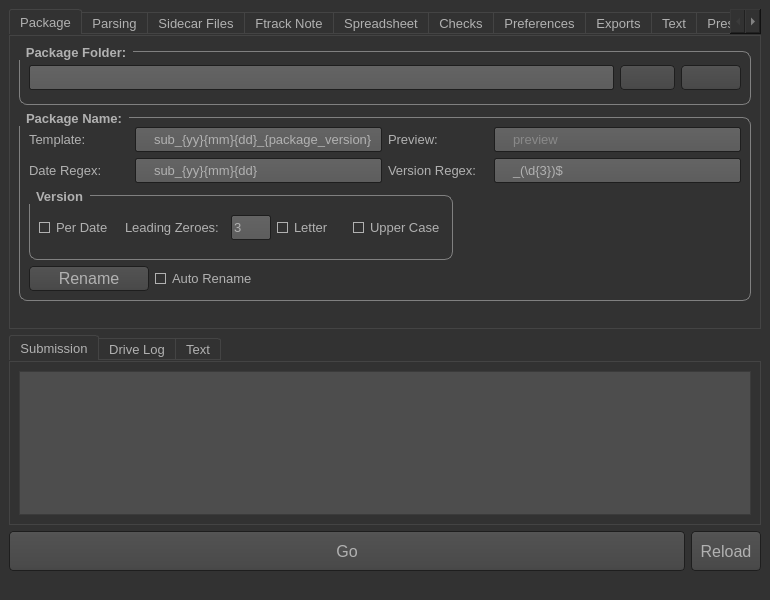
Old version of the form submission.ui in the repository jrsndl/SubmissionHelper.
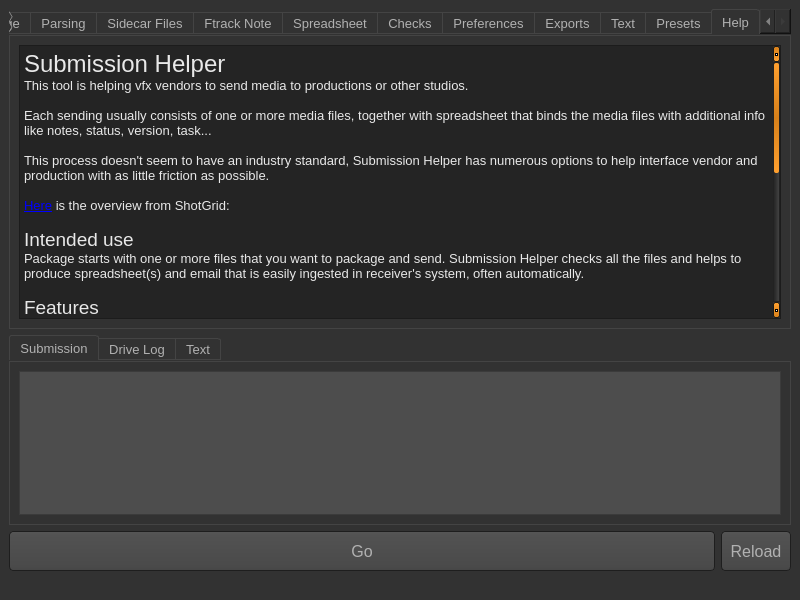
New version of the form. The open tabs and pages were chosen to show the change. Icons and pictures are not drawn.

What changed in the file:
```diff
--- a/submission.ui
+++ b/submission.ui
@@ -6,7 +6,7 @@
    <rect>
     <x>0</x>
     <y>0</y>
-    <width>770</width>
+    <width>800</width>
     <height>600</height>
    </rect>
   </property>
@@ -18,7 +18,7 @@
   </property>
   <property name="minimumSize">
    <size>
-    <width>770</width>
+    <width>800</width>
     <height>600</height>
    </size>
   </property>
@@ -704,7 +704,7 @@
   <widget class="QWidget" name="centralwidget">
    <property name="minimumSize">
     <size>
-     <width>770</width>
+     <width>800</width>
      <height>580</height>
     </size>
    </property>
@@ -727,7 +727,7 @@
         </property>
         <property name="minimumSize">
          <size>
-          <width>750</width>
+          <width>780</width>
           <height>320</height>
          </size>
         </property>
@@ -1190,6 +1190,9 @@
                           <property name="text">
                            <string>Per Date</string>
                           </property>
+                          <property name="checked">
+                           <bool>true</bool>
+                          </property>
                          </widget>
                         </item>
                         <item>
@@ -1257,6 +1260,9 @@
                           <property name="text">
                            <string>Letter</string>
                           </property>
+                          <property name="checked">
+                           <bool>true</bool>
+                          </property>
                          </widget>
                         </item>
                         <item>
@@ -7592,6 +7598,56 @@
           </item>
          </layout>
         </widget>
+        <widget class="QWidget" name="tab_14">
+         <attribute name="title">
+          <string>Help</string>
+         </attribute>
+         <layout class="QHBoxLayout" name="horizontalLayout_91">
+          <item>
+           <widget class="QTextEdit" name="textEdit">
+            <property name="html">
+             <string>&lt;!DOCTYPE HTML PUBLIC &quot;-//W3C//DTD HTML 4.0//EN&quot; &quot;http://www.w3.org/TR/REC-html40/strict.dtd&quot;&gt;
+&lt;html&gt;&lt;head&gt;&lt;meta name=&quot;qrichtext&quot; content=&quot;1&quot; /&gt;&lt;style type=&quot;text/css&quot;&gt;
+p, li { white-space: pre-wrap; }
+&lt;/style&gt;&lt;/head&gt;&lt;body style=&quot; font-family:'MS Shell Dlg 2'; font-size:10pt; font-weight:400; font-style:normal;&quot;&gt;
+&lt;p style=&quot; margin-top:0px; margin-bottom:0px; margin-left:0px; margin-right:0px; -qt-block-indent:0; text-indent:0px;&quot;&gt;&lt;span style=&quot; font-size:18pt; color:#e8e8e8;&quot;&gt;Submission Helper&lt;/span&gt;&lt;/p&gt;
+&lt;p style=&quot; margin-top:0px; margin-bottom:0px; margin-left:0px; margin-right:0px; -qt-block-indent:0; text-indent:0px;&quot;&gt;&lt;span style=&quot; color:#e8e8e8;&quot;&gt;This tool is helping vfx vendors to send media to productions or other studios.&lt;/span&gt;&lt;/p&gt;
+&lt;p style=&quot;-qt-paragraph-type:empty; margin-top:0px; margin-bottom:0px; margin-left:0px; margin-right:0px; -qt-block-indent:0; text-indent:0px; color:#e8e8e8;&quot;&gt;&lt;br /&gt;&lt;/p&gt;
+&lt;p style=&quot; margin-top:0px; margin-bottom:0px; margin-left:0px; margin-right:0px; -qt-block-indent:0; text-indent:0px;&quot;&gt;&lt;span style=&quot; color:#e8e8e8;&quot;&gt;Each sending usually consists of one or more media files, together with spreadsheet that binds the media files with additional info like notes, status, version, task...&lt;/span&gt;&lt;/p&gt;
+&lt;p style=&quot;-qt-paragraph-type:empty; margin-top:0px; margin-bottom:0px; margin-left:0px; margin-right:0px; -qt-block-indent:0; text-indent:0px; color:#e8e8e8;&quot;&gt;&lt;br /&gt;&lt;/p&gt;
+&lt;p style=&quot; margin-top:0px; margin-bottom:0px; margin-left:0px; margin-right:0px; -qt-block-indent:0; text-indent:0px;&quot;&gt;&lt;span style=&quot; color:#e8e8e8;&quot;&gt;This process doesn't seem to have an industry standard, Submission Helper has numerous options to help interface vendor and production with as little friction as possible.&lt;/span&gt;&lt;/p&gt;
+&lt;p style=&quot;-qt-paragraph-type:empty; margin-top:0px; margin-bottom:0px; margin-left:0px; margin-right:0px; -qt-block-indent:0; text-indent:0px; color:#e8e8e8;&quot;&gt;&lt;br /&gt;&lt;/p&gt;
+&lt;p style=&quot; margin-top:0px; margin-bottom:0px; margin-left:0px; margin-right:0px; -qt-block-indent:0; text-indent:0px;&quot;&gt;&lt;a href=&quot;https://knowledge.autodesk.com/support/shotgrid/getting-started/caas/CloudHelp/cloudhelp/ENU/SG-Tutorials/files/SG-Tutorials-tu-submission-overview-html-html.html&quot;&gt;&lt;span style=&quot; text-decoration: underline; color:#0000ff;&quot;&gt;Here&lt;/span&gt;&lt;/a&gt;&lt;span style=&quot; color:#e8e8e8;&quot;&gt; is the overview from ShotGrid:&lt;/span&gt;&lt;/p&gt;
+&lt;p style=&quot;-qt-paragraph-type:empty; margin-top:0px; margin-bottom:0px; margin-left:0px; margin-right:0px; -qt-block-indent:0; text-indent:0px;&quot;&gt;&lt;br /&gt;&lt;/p&gt;
+&lt;p style=&quot; margin-top:0px; margin-bottom:0px; margin-left:0px; margin-right:0px; -qt-block-indent:0; text-indent:0px;&quot;&gt;&lt;span style=&quot; font-size:14pt; color:#e8e8e8;&quot;&gt;Intended use&lt;/span&gt;&lt;/p&gt;
+&lt;p style=&quot; margin-top:0px; margin-bottom:0px; margin-left:0px; margin-right:0px; -qt-block-indent:0; text-indent:0px;&quot;&gt;&lt;span style=&quot; color:#e8e8e8;&quot;&gt;Package starts with one or more files that you want to package and send. Submission Helper checks all the files and helps to produce spreadsheet(s) and email that is easily ingested in receiver's system, often automatically.&lt;/span&gt;&lt;/p&gt;
+&lt;p style=&quot;-qt-paragraph-type:empty; margin-top:0px; margin-bottom:0px; margin-left:0px; margin-right:0px; -qt-block-indent:0; text-indent:0px; color:#e8e8e8;&quot;&gt;&lt;br /&gt;&lt;/p&gt;
+&lt;p style=&quot; margin-top:0px; margin-bottom:0px; margin-left:0px; margin-right:0px; -qt-block-indent:0; text-indent:0px;&quot;&gt;&lt;span style=&quot; font-size:14pt; color:#e8e8e8;&quot;&gt;Features&lt;/span&gt;&lt;/p&gt;
+&lt;p style=&quot; margin-top:0px; margin-bottom:0px; margin-left:0px; margin-right:0px; -qt-block-indent:0; text-indent:0px;&quot;&gt;&lt;span style=&quot; color:#e8e8e8;&quot;&gt;* Helps to name the package by the template, including consecutive or per day versions&lt;/span&gt;&lt;/p&gt;
+&lt;p style=&quot; margin-top:0px; margin-bottom:0px; margin-left:0px; margin-right:0px; -qt-block-indent:0; text-indent:0px;&quot;&gt;&lt;span style=&quot; color:#e8e8e8;&quot;&gt;* Reads metadata from the files by ffprobe and other methods&lt;/span&gt;&lt;/p&gt;
+&lt;p style=&quot; margin-top:0px; margin-bottom:0px; margin-left:0px; margin-right:0px; -qt-block-indent:0; text-indent:0px;&quot;&gt;&lt;span style=&quot; color:#e8e8e8;&quot;&gt;* Calculates file sizes&lt;/span&gt;&lt;/p&gt;
+&lt;p style=&quot; margin-top:0px; margin-bottom:0px; margin-left:0px; margin-right:0px; -qt-block-indent:0; text-indent:0px;&quot;&gt;&lt;span style=&quot; color:#e8e8e8;&quot;&gt;* Allows to gather and copy sidecar files like CDLs or LUTs to the package.&lt;/span&gt;&lt;/p&gt;
+&lt;p style=&quot; margin-top:0px; margin-bottom:0px; margin-left:0px; margin-right:0px; -qt-block-indent:0; text-indent:0px;&quot;&gt;&lt;span style=&quot; color:#e8e8e8;&quot;&gt;* Allows to define spreadsheet columns and values in a flexible way&lt;/span&gt;&lt;/p&gt;
+&lt;p style=&quot; margin-top:0px; margin-bottom:0px; margin-left:0px; margin-right:0px; -qt-block-indent:0; text-indent:0px;&quot;&gt;&lt;span style=&quot; color:#e8e8e8;&quot;&gt;* Generates up to two spreadsheets that are called in gui submission and drive log&lt;/span&gt;&lt;/p&gt;
+&lt;p style=&quot; margin-top:0px; margin-bottom:0px; margin-left:0px; margin-right:0px; -qt-block-indent:0; text-indent:0px;&quot;&gt;&lt;span style=&quot; color:#e8e8e8;&quot;&gt;* Generates a text file that is often used for email that follows up the sending.&lt;/span&gt;&lt;/p&gt;
+&lt;p style=&quot; margin-top:0px; margin-bottom:0px; margin-left:0px; margin-right:0px; -qt-block-indent:0; text-indent:0px;&quot;&gt;&lt;span style=&quot; color:#e8e8e8;&quot;&gt;* Can read notes from Ftrack&lt;/span&gt;&lt;/p&gt;
+&lt;p style=&quot; margin-top:0px; margin-bottom:0px; margin-left:0px; margin-right:0px; -qt-block-indent:0; text-indent:0px;&quot;&gt;&lt;span style=&quot; color:#e8e8e8;&quot;&gt;* Allows for checking for holes in file sequences, files with zero size and other common problems&lt;/span&gt;&lt;/p&gt;
+&lt;p style=&quot; margin-top:0px; margin-bottom:0px; margin-left:0px; margin-right:0px; -qt-block-indent:0; text-indent:0px;&quot;&gt;&lt;span style=&quot; color:#e8e8e8;&quot;&gt;* Allows saving config to json files&lt;/span&gt;&lt;/p&gt;
+&lt;p style=&quot; margin-top:0px; margin-bottom:0px; margin-left:0px; margin-right:0px; -qt-block-indent:0; text-indent:0px;&quot;&gt;&lt;span style=&quot; color:#e8e8e8;&quot;&gt;* Can be used head-less &lt;/span&gt;&lt;/p&gt;
+&lt;p style=&quot;-qt-paragraph-type:empty; margin-top:0px; margin-bottom:0px; margin-left:0px; margin-right:0px; -qt-block-indent:0; text-indent:0px; color:#e8e8e8;&quot;&gt;&lt;br /&gt;&lt;/p&gt;
+&lt;p style=&quot; margin-top:0px; margin-bottom:0px; margin-left:0px; margin-right:0px; -qt-block-indent:0; text-indent:0px;&quot;&gt;&lt;span style=&quot; font-size:14pt; color:#e8e8e8;&quot;&gt;Quick How-to&lt;/span&gt;&lt;/p&gt;
+&lt;p style=&quot; margin-top:0px; margin-bottom:0px; margin-left:0px; margin-right:0px; -qt-block-indent:0; text-indent:0px;&quot;&gt;&lt;span style=&quot; color:#e8e8e8;&quot;&gt;Submission Helper assumes you put the file(s) in one folder - the Package Folder.&lt;/span&gt;&lt;/p&gt;
+&lt;p style=&quot;-qt-paragraph-type:empty; margin-top:0px; margin-bottom:0px; margin-left:0px; margin-right:0px; -qt-block-indent:0; text-indent:0px; color:#e8e8e8;&quot;&gt;&lt;br /&gt;&lt;/p&gt;
+&lt;p style=&quot; margin-top:0px; margin-bottom:0px; margin-left:0px; margin-right:0px; -qt-block-indent:0; text-indent:0px;&quot;&gt;&lt;span style=&quot; color:#e8e8e8;&quot;&gt;1. Drag the package folder path anywhere to the Submission Helper window&lt;/span&gt;&lt;/p&gt;
+&lt;p style=&quot; margin-top:0px; margin-bottom:0px; margin-left:0px; margin-right:0px; -qt-block-indent:0; text-indent:0px;&quot;&gt;&lt;span style=&quot; color:#e8e8e8;&quot;&gt;2. Set the Package Name options, till the preview matches what you need&lt;/span&gt;&lt;/p&gt;
+&lt;p style=&quot; margin-top:0px; margin-bottom:0px; margin-left:0px; margin-right:0px; -qt-block-indent:0; text-indent:0px;&quot;&gt;&lt;span style=&quot; color:#e8e8e8;&quot;&gt;3. Use Spreadsheet tab to define columns and their values&lt;/span&gt;&lt;/p&gt;
+&lt;p style=&quot; margin-top:0px; margin-bottom:0px; margin-left:0px; margin-right:0px; -qt-block-indent:0; text-indent:0px;&quot;&gt;&lt;span style=&quot; color:#e8e8e8;&quot;&gt;4. Set the export options in Exports and text tabs&lt;/span&gt;&lt;/p&gt;
+&lt;p style=&quot; margin-top:0px; margin-bottom:0px; margin-left:0px; margin-right:0px; -qt-block-indent:0; text-indent:0px;&quot;&gt;&lt;span style=&quot; color:#e8e8e8;&quot;&gt;5. Press Go to export&lt;/span&gt;&lt;/p&gt;&lt;/body&gt;&lt;/html&gt;</string>
+            </property>
+           </widget>
+          </item>
+         </layout>
+        </widget>
        </widget>
       </item>
       <item>
```
Left out of the diff: 14 changed lines with no effect on the pictures.
